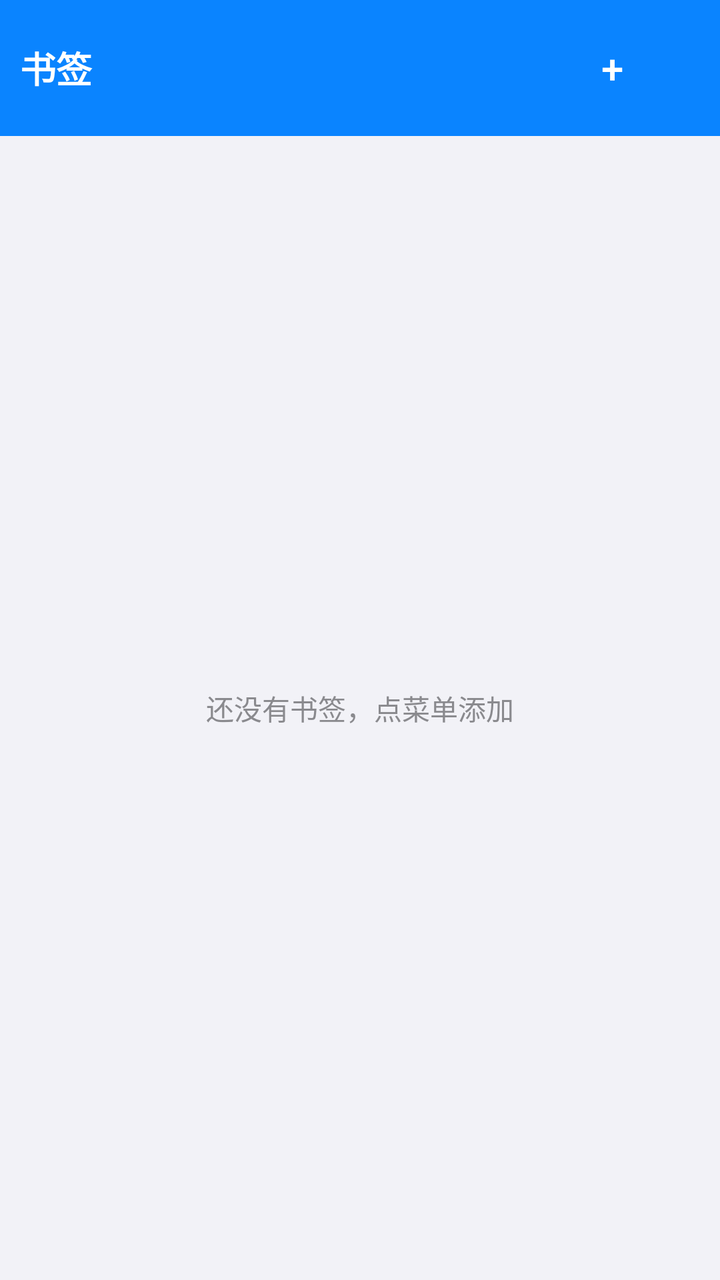
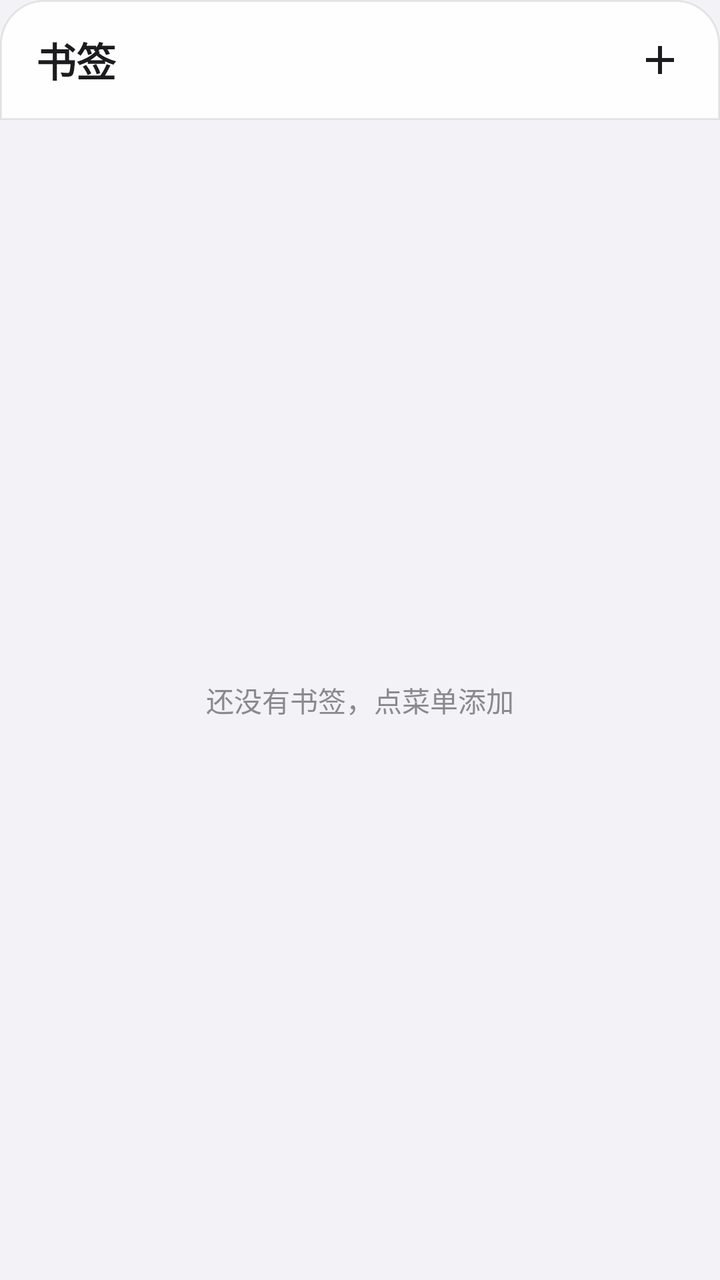

Two renders of the same Android screen: before a commit and after it. Below are the layout's source before the change and the commit's diff.
<!-- AndroidManifest.xml: application theme AppTheme -->
<!-- res/layout/activity_bookmark.xml -->
<?xml version="1.0" encoding="utf-8"?>
<LinearLayout xmlns:android="http://schemas.android.com/apk/res/android"
    android:layout_width="match_parent"
    android:layout_height="match_parent"
    android:orientation="vertical">

    <LinearLayout
        android:layout_width="match_parent"
        android:layout_height="wrap_content"
        android:orientation="horizontal"
        android:background="@color/primary"
        android:padding="10dp">

        <TextView
            android:layout_width="0dp"
            android:layout_height="wrap_content"
            android:layout_weight="1"
            android:text="@string/bookmarks"
            android:textColor="@color/white"
            android:textSize="18sp"
            android:textStyle="bold" />

        <Button
            android:id="@+id/btn_add_bookmark"
            android:layout_width="wrap_content"
            android:layout_height="wrap_content"
            android:text="+"
            android:textColor="@color/white"
            android:textSize="20sp"
            android:background="?android:attr/selectableItemBackground" />
    </LinearLayout>

    <FrameLayout
        android:layout_width="match_parent"
        android:layout_height="0dp"
        android:layout_weight="1">

        <ListView
            android:id="@+id/bookmark_list"
            android:layout_width="match_parent"
            android:layout_height="match_parent"
            android:divider="@color/divider"
            android:dividerHeight="1dp" />

        <TextView
            android:id="@+id/empty_hint"
            android:layout_width="wrap_content"
            android:layout_height="wrap_content"
            android:layout_gravity="center"
            android:text="@string/no_bookmarks"
            android:textColor="@color/text_secondary" />
    </FrameLayout>
</LinearLayout>
<!-- resources referenced by this layout -->
<resources>
  <color name="divider">#1A000000</color>
  <color name="primary">#0A84FF</color>
  <color name="text_secondary">#8A8A8E</color>
  <color name="white">#FFFFFF</color>
  <string name="bookmarks">书签</string>
  <string name="no_bookmarks">还没有书签，点菜单添加</string>
  <style name="AppTheme" parent="android:Theme.Material.Light.NoActionBar">
          <item name="android:colorPrimary">@color/primary</item>
          <item name="android:colorPrimaryDark">@color/primary_dark</item>
          <item name="android:colorAccent">@color/primary</item>
          <item name="android:windowBackground">@color/bg</item>
          <item name="android:textColorPrimary">@color/text</item>
          <item name="android:statusBarColor">@color/bg</item>
          <item name="android:windowLightStatusBar">true</item>
      </style>
  <color name="primary_dark">#0060DF</color>
  <color name="bg">#F2F2F7</color>
  <color name="text">#1C1C1E</color>
</resources>

<!-- the commit's change to res/layout/activity_bookmark.xml (unified diff, before → after) -->
@@ -2,32 +2,35 @@
 <LinearLayout xmlns:android="http://schemas.android.com/apk/res/android"
     android:layout_width="match_parent"
     android:layout_height="match_parent"
-    android:orientation="vertical">
+    android:orientation="vertical"
+    android:background="@color/bg">
 
     <LinearLayout
         android:layout_width="match_parent"
         android:layout_height="wrap_content"
         android:orientation="horizontal"
-        android:background="@color/primary"
-        android:padding="10dp">
+        android:gravity="center_vertical"
+        android:background="@drawable/bg_bottom_bar"
+        android:elevation="4dp"
+        android:paddingStart="18dp"
+        android:paddingEnd="8dp"
+        android:paddingTop="8dp"
+        android:paddingBottom="8dp">
 
         <TextView
             android:layout_width="0dp"
             android:layout_height="wrap_content"
             android:layout_weight="1"
             android:text="@string/bookmarks"
-            android:textColor="@color/white"
-            android:textSize="18sp"
+            android:textColor="@color/text"
+            android:textSize="20sp"
             android:textStyle="bold" />
 
-        <Button
+        <ImageButton
             android:id="@+id/btn_add_bookmark"
-            android:layout_width="wrap_content"
-            android:layout_height="wrap_content"
-            android:text="+"
-            android:textColor="@color/white"
-            android:textSize="20sp"
-            android:background="?android:attr/selectableItemBackground" />
+            style="@style/GlassIconButton"
+            android:src="@drawable/ic_add"
+            android:contentDescription="@string/add_bookmark" />
     </LinearLayout>
 
     <FrameLayout
@@ -48,6 +51,7 @@
             android:layout_height="wrap_content"
             android:layout_gravity="center"
             android:text="@string/no_bookmarks"
-            android:textColor="@color/text_secondary" />
+            android:textColor="@color/text_secondary"
+            android:textSize="14sp" />
     </FrameLayout>
 </LinearLayout>
<!-- resource entries referenced after the edit -->
@@ -3,9 +3,38 @@
   <color name="divider">#1A000000</color>
   <color name="primary">#0A84FF</color>
   <color name="text_secondary">#8A8A8E</color>
-  <color name="white">#FFFFFF</color>
+  <!-- drawable bg_bottom_bar (drawable) -->
+  <?xml version="1.0" encoding="utf-8"?>
+  <shape xmlns:android="http://schemas.android.com/apk/res/android"
+      android:shape="rectangle">
+      <solid android:color="#F2FFFFFF" />
+      <corners
+          android:topLeftRadius="22dp"
+          android:topRightRadius="22dp" />
+      <stroke
+          android:width="1dp"
+          android:color="#14000000" />
+  </shape>
+  <!-- drawable ic_add (drawable) -->
+  <vector xmlns:android="http://schemas.android.com/apk/res/android"
+      android:width="24dp"
+      android:height="24dp"
+      android:viewportWidth="24"
+      android:viewportHeight="24">
+      <path
+          android:fillColor="#FF000000"
+          android:pathData="M19,13h-6v6h-2v-6H5v-2h6V5h2v6h6v2z" />
+  </vector>
+  <string name="add_bookmark">添加书签</string>
   <string name="bookmarks">书签</string>
   <string name="no_bookmarks">还没有书签，点菜单添加</string>
+  <style name="GlassIconButton" parent="android:Widget.Material.ImageButton">
+          <item name="android:layout_width">44dp</item>
+          <item name="android:layout_height">44dp</item>
+          <item name="android:background">?android:attr/selectableItemBackgroundBorderless</item>
+          <item name="android:scaleType">centerInside</item>
+          <item name="android:tint">@color/text</item>
+      </style>
   <style name="AppTheme" parent="android:Theme.Material.Light.NoActionBar">
           <item name="android:colorPrimary">@color/primary</item>
           <item name="android:colorPrimaryDark">@color/primary_dark</item>
